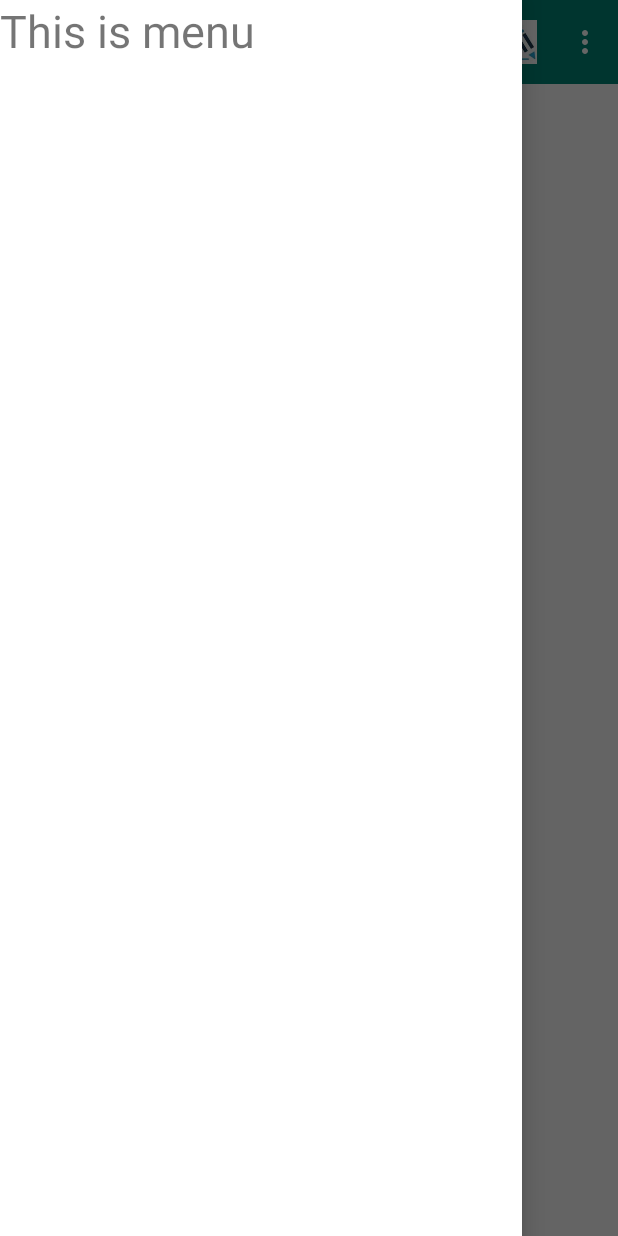
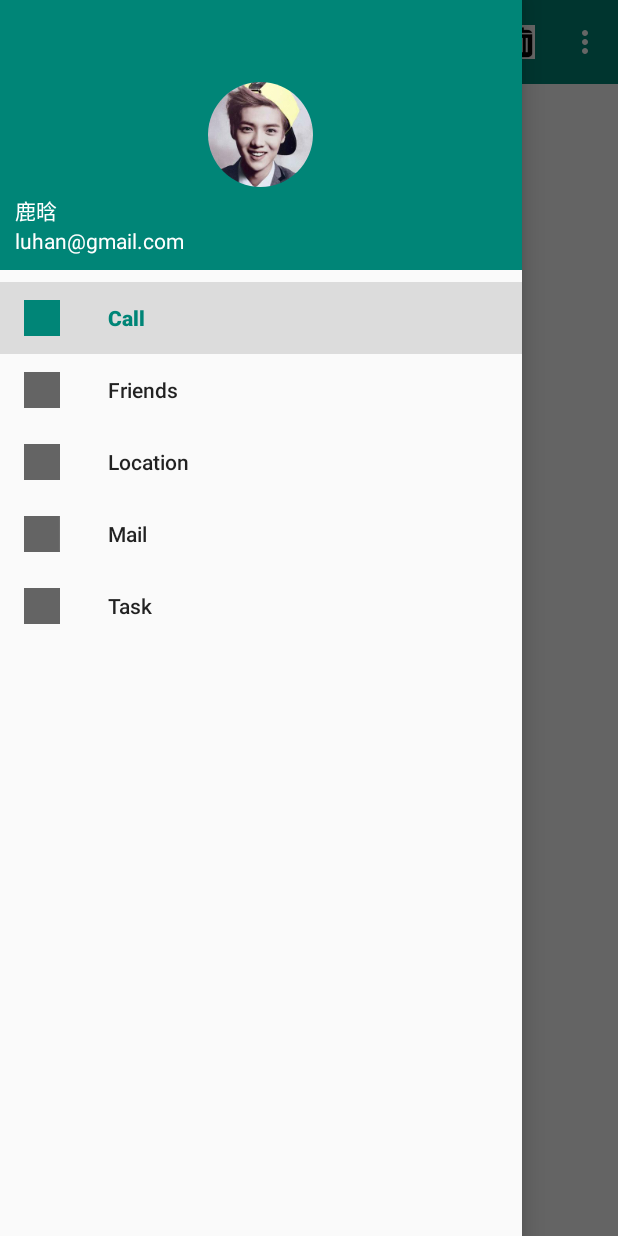
Before and after one commit to shiyuflowers/MaterialDesignTrain, an Android app: the screen it shows after launch (MainActivity), with the side drawer open, on a phone screen of 412 x 824 dp. Run offline under Robolectric (Android 15) with nearby library versions, the phone set to English and light mode, and no system bars; our stand-ins replace CircleImageView.

Commit message:
NavigationView实践

```diff
--- a/app/build.gradle
+++ b/app/build.gradle
@@ -19,10 +19,12 @@ android {
 }
 
 dependencies {
-    implementation fileTree(dir: 'libs', include: ['*.jar'])
+    implementation fileTree(include: ['*.jar'], dir: 'libs')
     implementation 'com.android.support:appcompat-v7:28.0.0'
     implementation 'com.android.support.constraint:constraint-layout:1.1.3'
     testImplementation 'junit:junit:4.12'
     androidTestImplementation 'com.android.support.test:runner:1.0.2'
     androidTestImplementation 'com.android.support.test.espresso:espresso-core:3.0.2'
+    implementation 'com.android.support:design:28.0.0'
+    implementation 'de.hdodenhof:circleimageview:3.1.0'
 }
--- a/app/src/main/java/shiyu/learn/materialdesigntrain/MainActivity.java
+++ b/app/src/main/java/shiyu/learn/materialdesigntrain/MainActivity.java
@@ -1,5 +1,7 @@
 package shiyu.learn.materialdesigntrain;
 
+import android.support.annotation.NonNull;
+import android.support.design.widget.NavigationView;
 import android.support.v4.widget.DrawerLayout;
 import android.support.v7.app.ActionBar;
 import android.support.v7.app.AppCompatActivity;
@@ -26,6 +28,15 @@ public class MainActivity extends AppCompatActivity {
             actionBar.setDisplayHomeAsUpEnabled(true);
             actionBar.setHomeAsUpIndicator(R.drawable.menu);
         }
+        NavigationView navigationView=findViewById(R.id.navigationView);
+        navigationView.setCheckedItem(R.id.nav_call);
+        navigationView.setNavigationItemSelectedListener(new NavigationView.OnNavigationItemSelectedListener() {
+            @Override
+            public boolean onNavigationItemSelected(@NonNull MenuItem menuItem) {
+                mDrawerLayout.closeDrawers();
+                return true;
+            }
+        });
     }
 
     @Override
--- a/app/src/main/res/layout/activity_main.xml
+++ b/app/src/main/res/layout/activity_main.xml
@@ -1,6 +1,6 @@
 <?xml version="1.0" encoding="utf-8"?>
-<android.support.v4.widget.DrawerLayout
-    xmlns:android="http://schemas.android.com/apk/res/android"
+<android.support.v4.widget.DrawerLayout xmlns:android="http://schemas.android.com/apk/res/android"
+    xmlns:app="http://schemas.android.com/apk/res-auto"
     android:id="@+id/drawerLayout"
     android:layout_height="match_parent"
     android:layout_width="match_parent">
@@ -20,11 +20,19 @@
             app:popupTheme="@style/ThemeOverlay.AppCompat.Light"/>
     </FrameLayout>
 
-    <TextView
+    <android.support.design.widget.NavigationView
+        android:id="@+id/navigationView"
         android:layout_width="match_parent"
         android:layout_height="match_parent"
         android:layout_gravity="start"
-        android:text="This is menu"
-        android:textSize="30sp"
-        android:background="#FFF"/>
+        app:menu="@menu/nav_menu"
+        app:headerLayout="@layout/nav_header"/>
+
+    <!--<TextView-->
+        <!--android:layout_width="match_parent"-->
+        <!--android:layout_height="match_parent"-->
+        <!--android:layout_gravity="start"-->
+        <!--android:text="This is menu"-->
+        <!--android:textSize="30sp"-->
+        <!--android:background="#FFF"/>-->
 </android.support.v4.widget.DrawerLayout>
--- /dev/null
+++ b/app/src/main/res/layout/nav_header.xml
@@ -0,0 +1,32 @@
+<?xml version="1.0" encoding="utf-8"?>
+<RelativeLayout xmlns:android="http://schemas.android.com/apk/res/android"
+    android:layout_width="match_parent" android:layout_height="180dp"
+    android:padding="10dp"
+    android:background="?attr/colorPrimary">
+    <de.hdodenhof.circleimageview.CircleImageView
+        android:id="@+id/image"
+        android:layout_width="70dp"
+        android:layout_height="70dp"
+        android:src="@drawable/luhan"
+        android:layout_centerInParent="true"/>
+
+    <TextView
+        android:id="@+id/textView_mail"
+        android:layout_width="wrap_content"
+        android:layout_height="wrap_content"
+        android:layout_alignParentBottom="true"
+        android:text="luhan@gmail.com"
+        android:textColor="#FFF"
+        android:textSize="14sp"/>
+
+    <TextView
+        android:id="@+id/textView_username"
+        android:layout_width="wrap_content"
+        android:layout_height="wrap_content"
+        android:layout_above="@+id/textView_mail"
+        android:text="鹿晗"
+        android:textColor="#FFF"
+        android:textSize="14sp"/>
+
+
+</RelativeLayout>
--- /dev/null
+++ b/app/src/main/res/menu/nav_menu.xml
@@ -0,0 +1,27 @@
+<?xml version="1.0" encoding="utf-8"?>
+<menu xmlns:android="http://schemas.android.com/apk/res/android">
+    <group android:checkableBehavior="single">
+        <item android:id="@+id/nav_call"
+            android:icon="@drawable/call"
+            android:title="Call"/>
+
+        <item android:id="@+id/nav_friends"
+            android:icon="@drawable/friends"
+            android:title="Friends"/>
+
+        <item android:id="@+id/nav_location"
+            android:icon="@drawable/location"
+            android:title="Location"/>
+
+        <item android:id="@+id/nav_mail"
+            android:icon="@drawable/mail"
+            android:title="Mail"/>
+
+        <item android:id="@+id/nav_task"
+            android:icon="@drawable/task"
+            android:title="Task"/>
+
+
+    </group>
+
+</menu>
```
Also changed, not shown: app/src/main/res/drawable-xxhdpi/call.png (added), app/src/main/res/drawable-xxhdpi/delete.png, app/src/main/res/drawable-xxhdpi/friends.png (added), app/src/main/res/drawable-xxhdpi/location.png (added), app/src/main/res/drawable-xxhdpi/luhan.png (added), app/src/main/res/drawable-xxhdpi/mail.png (added), app/src/main/res/drawable-xxhdpi/setting.png, app/src/main/res/drawable-xxhdpi/task.png (added).
